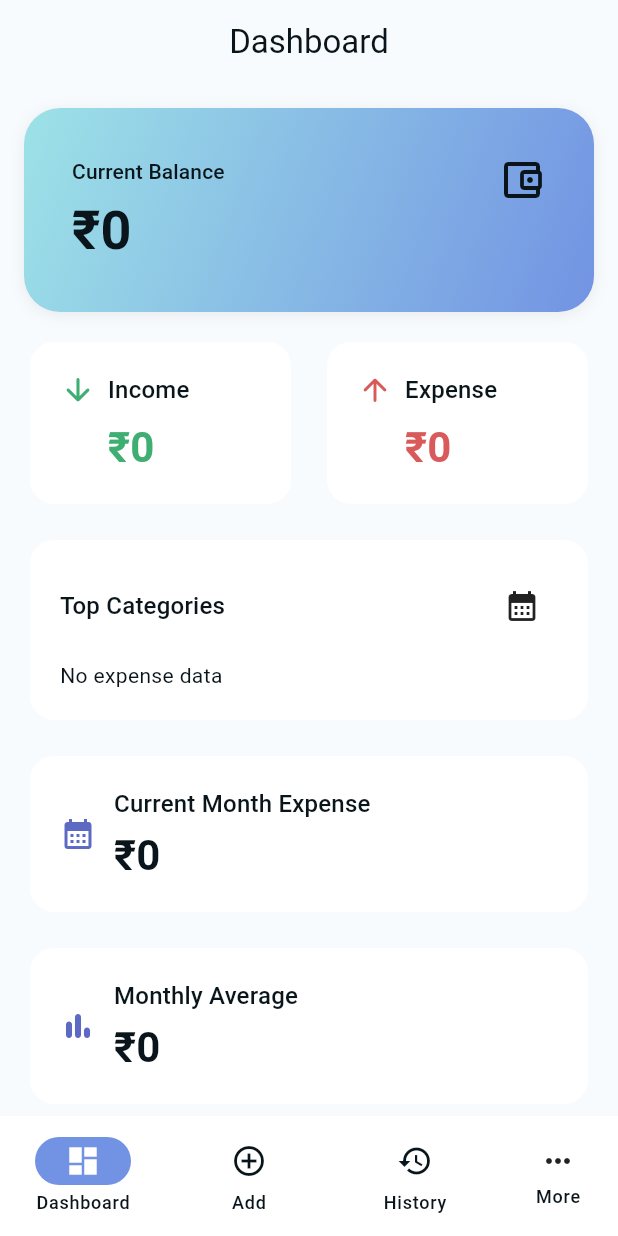
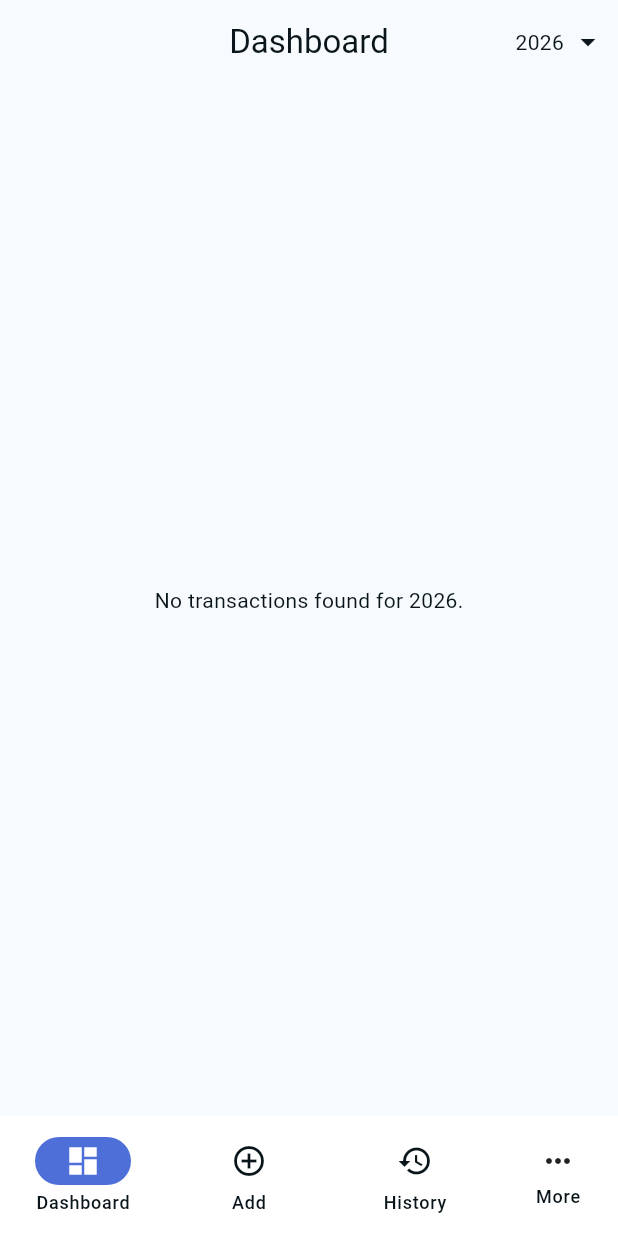
Before and after one commit to elitefantasy/minimal-pocket-finance-app, a Flutter app: the screen it shows after launch, on a phone screen of 412 x 824 dp. Run offline on Flutter 3.47's test engine with Material 3 defaults, Android fonts, the phone set to English and light mode, and no system bars; our stand-ins replace flutter_riverpod, go_router, package_info_plus, shared_preferences, sqflite, sqflite_common_ffi; missing offline and left inert: saf_stream, saf_util; accounts and stored records are empty.

Commit message:
Add year filtering and timestamped database exports

```diff
--- a/lib/core/theme/app_colors.dart
+++ b/lib/core/theme/app_colors.dart
@@ -2,13 +2,19 @@ import 'package:flutter/material.dart';
 
 /// Shared color tokens for the Minimal Pocket Finance light theme.
 abstract final class AppColors {
+  // base
   static const background = Color(0xFFF8FBFD);
   static const surface = Color(0xFFFFFFFF);
+
+  // Text
   static const text = Color(0xFF09151A);
-  static const primary = Color(0xFF9DE2E7);
-  static const secondary = Color(0xFF7293E3);
+
+  // Brand Colors
+  static const primary = Color(0xFF389CE2);
+  static const secondary = Color(0xFF4F6FD8);
   static const accent = Color(0xFF5C6AC4);
 
+  // Semantic Colors
   static const success = Color(0xFF3FAE72);
   static const warning = Color(0xFFE9A23B);
   static const error = Color(0xFFD85A5A);
@@ -17,8 +23,10 @@ abstract final class AppColors {
   static const divider = Color(0xFFEAF0F2);
   static const disabled = Color(0xFF9AA7AD);
 
-  static const onPrimary = text;
-  static const onSecondary = surface;
+  //static const onPrimary = text;
+  static const onPrimary = Color(0xFFFFFFFF);
+  //static const onSecondary = surface;
+  static const onSecondary = Color(0xFFFFFFFF);
   static const onSurface = text;
   static const onError = surface;
 }
--- a/lib/core/theme/app_icons.dart
+++ b/lib/core/theme/app_icons.dart
@@ -38,6 +38,7 @@ abstract final class AppIcons {
   static const check = Icons.check_circle;
   static const checkOutlined = Icons.check_circle_outline;
   static const openInNew = Icons.open_in_new;
+  static const yearSelector = Icons.arrow_drop_down;
 
   static const double smallSize = AppSizes.iconSmall;
   static const double mediumSize = AppSizes.iconMedium;
--- a/lib/features/dashboard/application/dashboard_summary_provider.dart
+++ b/lib/features/dashboard/application/dashboard_summary_provider.dart
@@ -1,5 +1,6 @@
 import 'package:akm_finance_manager/features/categories/application/category_notifier.dart';
 import 'package:akm_finance_manager/features/transactions/application/transaction_notifier.dart';
+import 'package:akm_finance_manager/features/transactions/application/selected_year_provider.dart';
 import 'package:akm_finance_manager/models/dashboard_summary.dart';
 import 'package:akm_finance_manager/models/transaction.dart';
 import 'package:flutter_riverpod/flutter_riverpod.dart';
@@ -10,6 +11,7 @@ import 'package:flutter_riverpod/flutter_riverpod.dart';
 final dashboardSummaryProvider = Provider<AsyncValue<DashboardSummary>>((ref) {
   // Watch the asynchronous transaction data source
   final transactionsAsync = ref.watch(transactionNotifierProvider);
+  final selectedYear = ref.watch(selectedYearProvider);
 
   // Safely map asynchronous data once it resolves successfully
   return transactionsAsync.whenData((transactions) {
@@ -32,10 +34,11 @@ final dashboardSummaryProvider = Provider<AsyncValue<DashboardSummary>>((ref) {
 
     // 4. Calculate the expenses incurred only in the current calendar month
     final now = DateTime.now();
+    final currentMonthYear = selectedYear ?? now.year;
     final currentMonthExpense = expenseTransactions
         .where(
           (transaction) =>
-              transaction.date.year == now.year &&
+              transaction.date.year == currentMonthYear &&
               transaction.date.month == now.month,
         )
         .fold<double>(0, (total, transaction) => total + transaction.amount);
--- a/lib/features/dashboard/presentation/screens/dashboard_screen.dart
+++ b/lib/features/dashboard/presentation/screens/dashboard_screen.dart
@@ -9,7 +9,9 @@ import 'package:akm_finance_manager/features/dashboard/presentation/widgets/mont
 import 'package:akm_finance_manager/features/dashboard/presentation/widgets/top_categories_card.dart';
 import 'package:akm_finance_manager/features/dashboard/presentation/widgets/recent_transactions_card.dart';
 import 'package:akm_finance_manager/features/transactions/application/transaction_filter_provider.dart';
+import 'package:akm_finance_manager/features/transactions/application/selected_year_provider.dart';
 import 'package:akm_finance_manager/features/transactions/presentation/history_navigation.dart';
+import 'package:akm_finance_manager/features/transactions/presentation/widgets/year_selector.dart';
 import 'package:akm_finance_manager/shared/widgets/app_scaffold.dart';
 import 'package:go_router/go_router.dart';
 
@@ -22,6 +24,7 @@ class DashboardScreen extends ConsumerWidget {
   Widget build(BuildContext context, WidgetRef ref) {
     // Watch the master asynchronous dashboard summary provider
     final summaryAsync = ref.watch(dashboardSummaryProvider);
+    final selectedYear = ref.watch(selectedYearProvider);
 
     // Watch the dedicated provider handling sorted category metrics asynchronously
     final sortedCategoriesAsync = ref.watch(sortedTopCategoriesProvider);
@@ -30,14 +33,29 @@ class DashboardScreen extends ConsumerWidget {
       // Render fallback loading indicator while summary details compile
       loading: () => const AppScaffold(
         title: 'Dashboard',
+        actions: <Widget>[YearSelector()],
         body: Center(child: CircularProgressIndicator()),
       ),
       // Render clean error text message if provider initialization fails
       error: (error, stackTrace) => AppScaffold(
         title: 'Dashboard',
+        actions: const <Widget>[YearSelector()],
         body: Center(child: Text(error.toString())),
       ),
       data: (summary) {
+        if (summary.recentTransactions.isEmpty) {
+          return AppScaffold(
+            title: 'Dashboard',
+            actions: const <Widget>[YearSelector()],
+            body: Center(
+              child: Text(
+                selectedYear == null
+                    ? 'No transactions found.'
+                    : 'No transactions found for $selectedYear.',
+              ),
+            ),
+          );
+        }
         // Safe extraction: resolve values from the specialized sorting provider.
         // Fall back to the default unsorted model array if asynchronous data isn't ready.
         final sortedCategories =
@@ -45,6 +63,7 @@ class DashboardScreen extends ConsumerWidget {
 
         return AppScaffold(
           title: 'Dashboard',
+          actions: const <Widget>[YearSelector()],
           body: SingleChildScrollView(
             padding: const EdgeInsets.all(AppSpacing.lg),
             child: Column(
@@ -112,7 +131,10 @@ class DashboardScreen extends ConsumerWidget {
                   onTap: () => HistoryNavigation.open(
                     context,
                     transactionType: TransactionFilter.expense,
-                    month: DateTime.now(),
+                    month: DateTime(
+                      selectedYear ?? DateTime.now().year,
+                      DateTime.now().month,
+                    ),
                   ),
                   amount: '₹${summary.currentMonthExpense.toStringAsFixed(0)}',
                 ),
--- a/lib/features/statistics/presentation/screens/statistics_screen.dart
+++ b/lib/features/statistics/presentation/screens/statistics_screen.dart
@@ -7,6 +7,7 @@ import 'package:akm_finance_manager/features/statistics/presentation/widgets/sta
 import 'package:akm_finance_manager/features/transactions/application/transaction_filter_provider.dart';
 import 'package:akm_finance_manager/features/transactions/application/transaction_notifier.dart';
 import 'package:akm_finance_manager/features/transactions/presentation/history_navigation.dart';
+import 'package:akm_finance_manager/features/transactions/presentation/widgets/year_selector.dart';
 import 'package:akm_finance_manager/models/transaction.dart';
 import 'package:akm_finance_manager/shared/widgets/app_scaffold.dart';
 import 'package:flutter/material.dart';
@@ -23,6 +24,7 @@ class StatisticsScreen extends ConsumerWidget {
 
     return AppScaffold(
       title: 'Statistics',
+      actions: const <Widget>[YearSelector()],
       body: statisticsAsync.when(
         loading: () => const Center(child: CircularProgressIndicator()),
         error: (error, stackTrace) => Center(child: Text(error.toString())),
--- /dev/null
+++ b/lib/features/transactions/application/available_transaction_years_provider.dart
@@ -0,0 +1,8 @@
+import 'package:akm_finance_manager/app/providers.dart';
+import 'package:akm_finance_manager/features/transactions/application/transaction_notifier.dart';
+import 'package:flutter_riverpod/flutter_riverpod.dart';
+
+final availableTransactionYearsProvider = FutureProvider<List<int>>((ref) async {
+  ref.watch(transactionNotifierProvider);
+  return ref.read(transactionRepositoryProvider).getAvailableYears();
+});
--- a/lib/features/transactions/presentation/screens/history_screen.dart
+++ b/lib/features/transactions/presentation/screens/history_screen.dart
@@ -7,6 +7,7 @@ import 'package:akm_finance_manager/features/transactions/application/transactio
 import 'package:akm_finance_manager/features/transactions/application/transaction_notifier.dart';
 import 'package:akm_finance_manager/features/transactions/application/transaction_sort_provider.dart';
 import 'package:akm_finance_manager/features/transactions/presentation/widgets/transaction_tile.dart';
+import 'package:akm_finance_manager/features/transactions/presentation/widgets/year_selector.dart';
 import 'package:akm_finance_manager/shared/widgets/app_scaffold.dart';
 import 'package:flutter/material.dart';
 import 'package:flutter_riverpod/flutter_riverpod.dart';
@@ -120,6 +121,7 @@ class _HistoryScreenState extends ConsumerState<HistoryScreen> {
 
     return AppScaffold(
       title: 'History',
+      actions: const <Widget>[YearSelector()],
       body: transactionsAsync.when(
         loading: () => const Center(child: CircularProgressIndicator()),
         error: (error, stackTrace) => Center(child: Text(error.toString())),
--- /dev/null
+++ b/lib/features/transactions/presentation/widgets/year_selector.dart
@@ -0,0 +1,56 @@
+import 'package:akm_finance_manager/core/theme/app_spacing.dart';
+import 'package:akm_finance_manager/core/theme/app_icons.dart';
+import 'package:akm_finance_manager/features/transactions/application/available_transaction_years_provider.dart';
+import 'package:akm_finance_manager/features/transactions/application/selected_year_provider.dart';
+import 'package:flutter/material.dart';
+import 'package:flutter_riverpod/flutter_riverpod.dart';
+
+class YearSelector extends ConsumerWidget {
+  const YearSelector({super.key});
+
+  @override
+  Widget build(BuildContext context, WidgetRef ref) {
+    final selectedYear = ref.watch(selectedYearProvider);
+    final yearsAsync = ref.watch(availableTransactionYearsProvider);
+    final years = yearsAsync.asData?.value ?? const <int>[];
+
+    return PopupMenuButton<_YearOption>(
+      tooltip: 'Select year',
+      onSelected: (option) {
+        ref.read(selectedYearProvider.notifier).selectYear(option.year);
+      },
+      itemBuilder: (context) => <PopupMenuEntry<_YearOption>>[
+        CheckedPopupMenuItem<_YearOption>(
+          value: const _YearOption(null),
+          checked: selectedYear == null,
+          child: const Text('All Years'),
+        ),
+        const PopupMenuDivider(),
+        ...years.map(
+          (year) => CheckedPopupMenuItem<_YearOption>(
+            value: _YearOption(year),
+            checked: selectedYear == year,
+            child: Text(year.toString()),
+          ),
+        ),
+      ],
+      child: Padding(
+        padding: const EdgeInsets.symmetric(horizontal: AppSpacing.sm),
+        child: Row(
+          mainAxisSize: MainAxisSize.min,
+          children: <Widget>[
+            Text(selectedYear?.toString() ?? 'All Years'),
+            const SizedBox(width: AppSpacing.xs),
+            const Icon(AppIcons.yearSelector),
+          ],
+        ),
+      ),
+    );
+  }
+}
+
+class _YearOption {
+  const _YearOption(this.year);
+
+  final int? year;
+}
--- a/lib/services/transaction_service.dart
+++ b/lib/services/transaction_service.dart
@@ -7,8 +7,8 @@ class TransactionService {
 
   final TransactionRepository _transactionRepository;
 
-  Future<List<Transaction>> getAllTransactions() {
-    return _transactionRepository.getAll();
+  Future<List<Transaction>> getAllTransactions({int? year}) {
+    return _transactionRepository.getAll(year: year);
   }
 
   Future<void> addTransaction(Transaction transaction) async {
```
Also changed, not shown: lib/features/transactions/application/selected_year_provider.dart (added, +28 -0 lines), lib/features/transactions/application/transaction_notifier.dart (+8 -2 lines), lib/repositories/database_management_repository.dart (+16 -0 lines), lib/repositories/transaction_repository.dart (+19 -2 lines), lib/services/export/android_saf_export_service.dart (+5 -5 lines), lib/services/export/export_service.dart (+12 -4 lines), lib/services/preferences/preferences_service.dart (+25 -0 lines).
